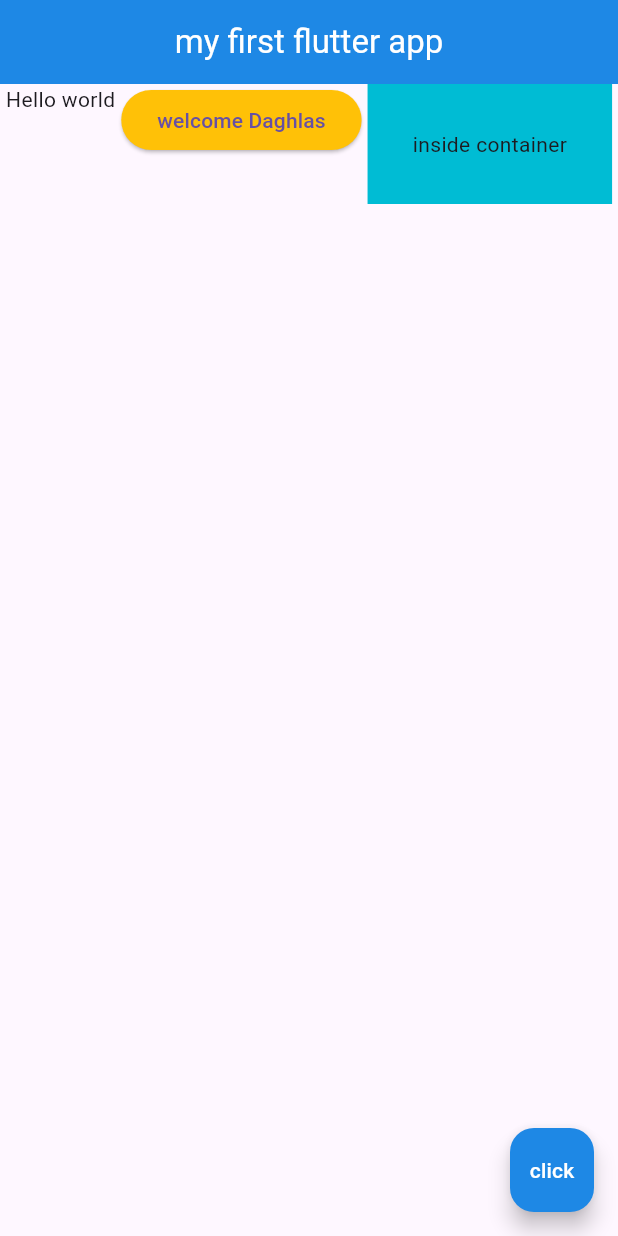
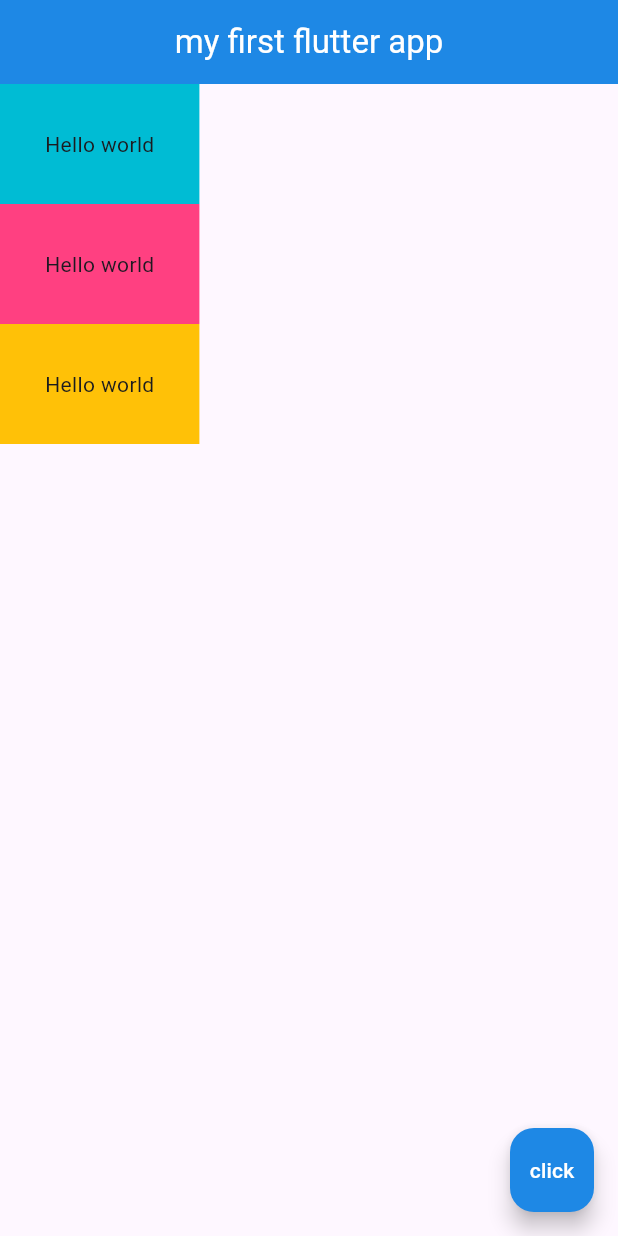
Before and after one commit to daghlas/flutter_app, a Flutter app: the screen it shows after launch, on a phone screen of 412 x 824 dp. Run offline on Flutter 3.47's test engine with Material 3 defaults, Android fonts, the phone set to English and light mode, and no system bars.

Commit message:
initial commit - Columns

```diff
--- a/lib/main.dart
+++ b/lib/main.dart
@@ -18,22 +18,22 @@ class Home extends StatelessWidget {
         backgroundColor: Colors.blue[600],
         foregroundColor: Colors.white,
       ),
-      body: Row(
-        mainAxisAlignment: MainAxisAlignment.spaceEvenly,
-        crossAxisAlignment: CrossAxisAlignment.start,
+      body: Column(
         children: <Widget>[
-          Text('Hello world'),
-          ElevatedButton(
-            onPressed: (){},
-            style: ElevatedButton.styleFrom(
-              backgroundColor: Colors.amber,
-            ),
-            child: Text('welcome Daghlas'),
+          Container(
+            padding: EdgeInsets.all(30.0),
+            color: Colors.cyan,
+            child: Text('Hello world'),
           ),
           Container(
-            color: Colors.cyan,
-            padding: EdgeInsets.fromLTRB(30.0, 30.0, 30.0, 30.0),
-            child: Text('inside container'),
+            padding: EdgeInsets.all(30.0),
+            color: Colors.pinkAccent,
+            child: Text('Hello world'),
+          ),
+          Container(
+            padding: EdgeInsets.all(30.0),
+            color: Colors.amber,
+            child: Text('Hello world'),
           ),
         ],
       ),
```
